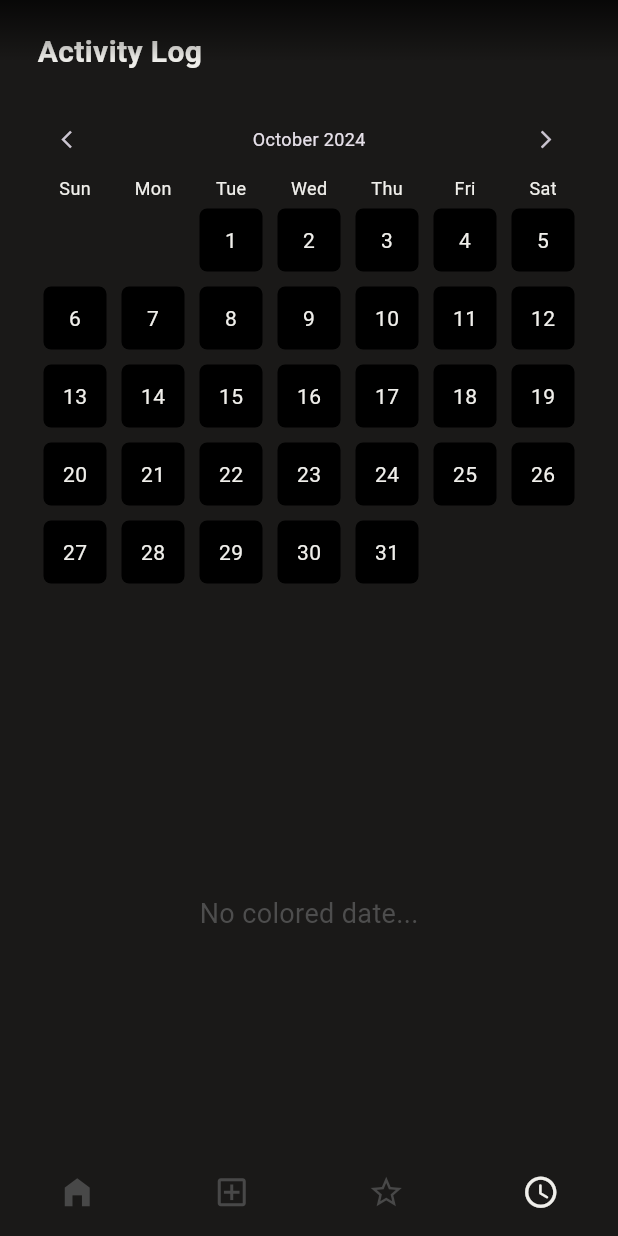
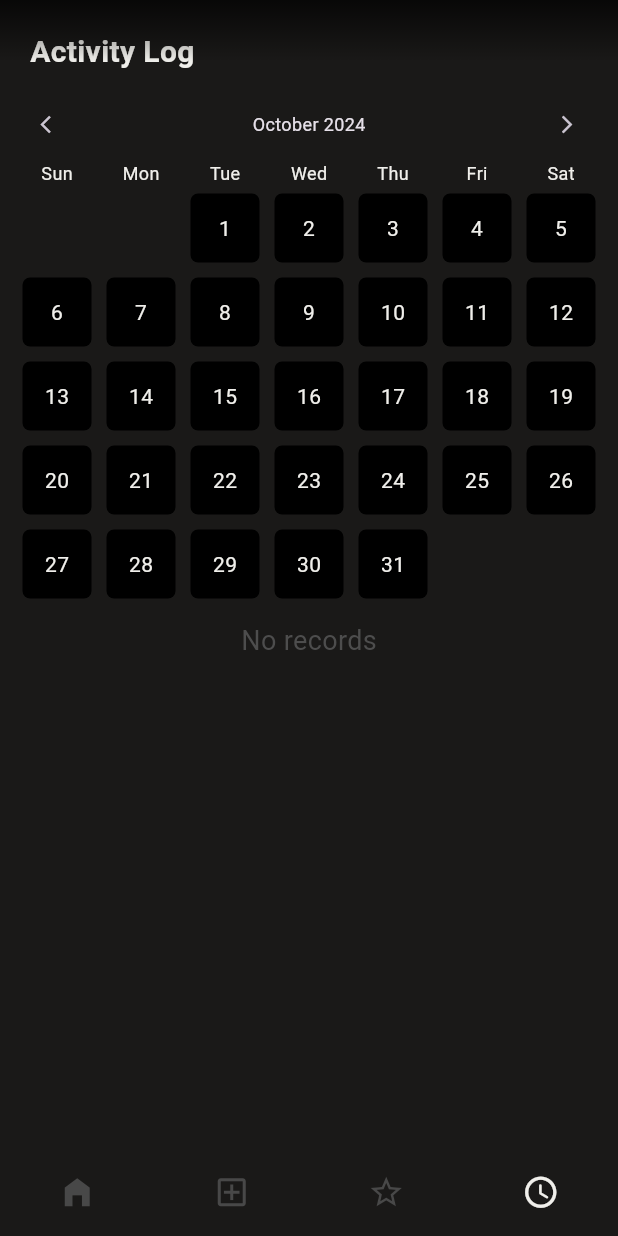
Before and after one commit to wold21/creeate_memo, a Flutter app: the screen it shows after launch, item 4 of the bottom bar chosen, on a phone screen of 412 x 824 dp. Run offline on Flutter 3.47's test engine with Material 3 defaults, Android fonts, the phone set to English and light mode, and no system bars; our stand-ins replace flutter_heatmap_calendar, sqflite; accounts and stored records are empty.

Commit message:
updated: ..... - 기록 히스토리 화면 완료 - 추후 css 수정 필요 ( 메인 리스트 및 히스토리 리스트)

```diff
--- /dev/null
+++ b/lib/components/calender.dart
@@ -0,0 +1,38 @@
+import 'package:flutter/material.dart';
+import 'package:flutter_heatmap_calendar/flutter_heatmap_calendar.dart';
+
+class HistoryCalendar extends StatelessWidget {
+  final Map<DateTime, int> contributionData;
+  final Function onClick;
+  final Function onMonthChange;
+  const HistoryCalendar(
+      {super.key,
+      required this.contributionData,
+      required this.onClick,
+      required this.onMonthChange});
+
+  @override
+  Widget build(BuildContext context) {
+    return Padding(
+      padding: const EdgeInsets.all(10.0),
+      child: HeatMapCalendar(
+        defaultColor: Colors.black,
+        flexible: true,
+        datasets: contributionData,
+        showColorTip: false,
+        weekTextColor: Color(0xffF0EFEB),
+        textColor: Color(0xffF0EFEB),
+        margin: EdgeInsets.all(5),
+        colorsets: const {
+          1: Colors.teal,
+        },
+        onClick: (value) {
+          onClick(value);
+        },
+        onMonthChange: (value) {
+          onMonthChange(value);
+        },
+      ),
+    );
+  }
+}
--- a/lib/databases/database_helper.dart
+++ b/lib/databases/database_helper.dart
@@ -27,7 +27,10 @@ class DatabaseHelper extends ChangeNotifier {
   // Database initialization
   Future<Database> _initDatabase() async {
     String path = join(await getDatabasesPath(), 'record.db');
-    await deleteDatabase(path);
+
+    // remove database for testing
+    // await deleteDatabase(path);
+
     return await openDatabase(
       path,
       version: 1,
--- a/lib/pages/graph_page.dart
+++ b/lib/pages/graph_page.dart
@@ -1,10 +1,13 @@
+import 'package:create_author/components/calender.dart';
+import 'package:create_author/components/record/record_tile_mini.dart';
 import 'package:create_author/databases/contribution/contribution_helper.dart';
+import 'package:create_author/databases/record/record_helper.dart';
 import 'package:create_author/models/record.dart';
 import 'package:flutter/material.dart';
-import 'package:flutter_heatmap_calendar/flutter_heatmap_calendar.dart';
 
 class GraphPage extends StatefulWidget {
-  const GraphPage({super.key});
+  final ScrollController scrollController;
+  const GraphPage({super.key, required this.scrollController});
 
   @override
   State<GraphPage> createState() => _GraphPageState();
@@ -18,6 +21,7 @@ class _GraphPageState extends State<GraphPage> {
   void initState() {
     super.initState();
     getContributions();
+    getRecords(DateTime.now());
   }
 
   Future<void> getContributions() async {
@@ -28,13 +32,20 @@ class _GraphPageState extends State<GraphPage> {
     });
   }
 
+  Future<void> getRecords(DateTime date) async {
+    List<RecordInfo> records = await RecordHelper().getRecordsByDate(date);
+    setState(() {
+      _records = records;
+    });
+  }
+
   @override
   Widget build(BuildContext context) {
     return SafeArea(
       child: Column(
         children: [
           Padding(
-            padding: EdgeInsets.symmetric(vertical: 20.0, horizontal: 25.0),
+            padding: EdgeInsets.only(top: 20, left: 20, right: 20),
             child: Align(
               alignment: Alignment.centerLeft,
               child: Text(
@@ -46,36 +57,31 @@ class _GraphPageState extends State<GraphPage> {
               ),
             ),
           ),
-          HeatMapCalendar(
-            defaultColor: Colors.black,
-            flexible: false,
-            datasets: contributionData,
-            showColorTip: false,
-            weekTextColor: Color(0xffF0EFEB),
-            textColor: Color(0xffF0EFEB),
-            margin: EdgeInsets.all(5),
-            colorsets: const {
-              1: Colors.teal,
-            },
-            onClick: (value) {},
-          ),
-          _records.isEmpty
-              ? Expanded(
-                  child: Center(
-                    child: Text(
-                      'No colored date...',
-                      style: TextStyle(color: Color(0xFF4D4D4D), fontSize: 18),
-                    ),
-                  ),
-                )
-              : Expanded(
-                  child: Center(
-                    child: Text(
-                      'Select a colored date',
-                      style: TextStyle(color: Color(0xFF4D4D4D), fontSize: 18),
-                    ),
-                  ),
-                )
+          HistoryCalendar(
+              contributionData: contributionData,
+              onClick: (value) {
+                getRecords(value);
+              },
+              onMonthChange: (value) {
+                getRecords(value);
+              }),
+          if (_records.isEmpty)
+            Center(
+              child: Text(
+                'No records',
+                style: TextStyle(color: Color(0xFF4D4D4D), fontSize: 18),
+              ),
+            )
+          else
+            Expanded(
+              child: ListView.builder(
+                  controller: widget.scrollController,
+                  physics: AlwaysScrollableScrollPhysics(),
+                  itemCount: _records.length,
+                  itemBuilder: (context, index) {
+                    return RecordTileMini(record: _records[index]);
+                  }),
+            ),
         ],
       ),
     );
--- a/lib/pages/home_page.dart
+++ b/lib/pages/home_page.dart
@@ -40,7 +40,7 @@ class _HomePageState extends State<HomePage> {
                     },
                     child: Padding(
                       padding: EdgeInsets.symmetric(
-                          vertical: 15.0, horizontal: 20.0),
+                          vertical: 20.0, horizontal: 25.0),
                       child: Row(
                         mainAxisAlignment: MainAxisAlignment.spaceBetween,
                         crossAxisAlignment: CrossAxisAlignment.end,
--- a/lib/pages/scaffold_page.dart
+++ b/lib/pages/scaffold_page.dart
@@ -45,7 +45,7 @@ class ScaffoldPageState extends State<ScaffoldPage> {
     _pages = [
       HomePage(scrollController: _scrollController),
       FavoritePage(scrollController: _scrollController),
-      GraphPage(),
+      GraphPage(scrollController: _scrollController),
     ];
   }
 
```
Also changed, not shown: lib/components/record/record_tile.dart (+14 -14 lines), lib/components/record/record_tile_mini.dart (added, +49 -0 lines), lib/databases/record/record_helper.dart (+25 -1 lines), 1 other file.
